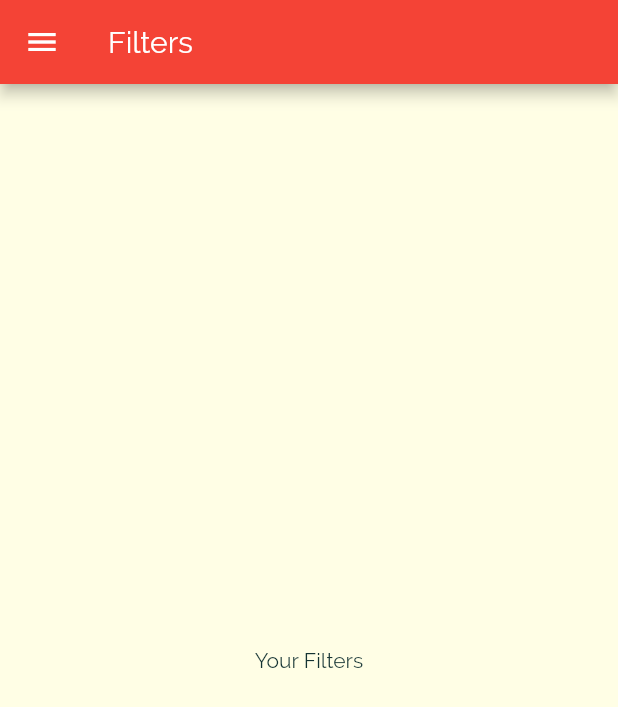
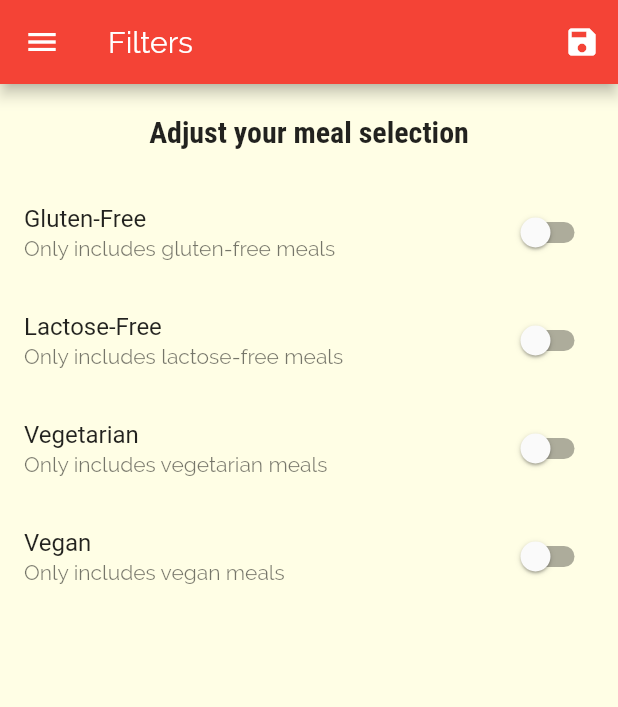
Before and after one commit to Gustaviusss/comida, a Flutter app: the FiltersScreen screen opened by its route, on a phone screen of 412 x 824 dp. Shown: the top 707 px of the screen. Run offline on Flutter 3.47's test engine with Material 2 defaults, Android fonts, the phone set to English and light mode, and no system bars.

Commit message:
added filters screen and functionality

```diff
--- a/lib/main.dart
+++ b/lib/main.dart
@@ -1,15 +1,53 @@
 import 'package:flutter/material.dart';
+
+import 'package:meals_app/data/dummy_data.dart';
 import 'package:meals_app/screens/filters_screen.dart';
 import 'package:meals_app/screens/tabs_screen.dart';
 
 import 'screens/meal_detail_screen.dart';
 import 'screens/category_meals_screen.dart';
 import './screens/tabs_screen.dart';
+import './models/meal.dart';
 void main() {
   runApp(MyApp());
 }
 
-class MyApp extends StatelessWidget {
+class MyApp extends StatefulWidget {
+  @override
+  _MyAppState createState() => _MyAppState();
+}
+
+class _MyAppState extends State<MyApp> {
+  Map<String, bool> _filters ={
+    'gluten': false,
+    'lactose': false,
+    'vegan': false,
+    'vegetarian': false,
+  };
+  List<Meal> _avaliableMeals = DUMMY_MEALS;
+
+  void _saveFilters(Map<String, bool> filterData){
+    setState(() {
+      _filters = filterData;
+
+      _avaliableMeals = DUMMY_MEALS.where((meal){
+        if(_filters['gluten'] && !meal.isGlutenFree){
+          return false;
+        }
+        if(_filters['lactose'] && !meal.isLactoseFree){
+          return false;
+        }
+        if(_filters['vegan'] && !meal.isVegan){
+          return false;
+        }
+        if(_filters['vegetarian'] && !meal.isVegetarian){
+          return false;
+        }
+        return true;
+      }).toList();
+    });
+  }
+
   @override
   Widget build(BuildContext context) {
     return MaterialApp(
@@ -34,9 +72,9 @@ class MyApp extends StatelessWidget {
         initialRoute: '/',
         routes: {
           '/': (ctx) => TabsScreen(),
-          CategoryMealsScreen.routeName: (ctx) => CategoryMealsScreen(),
+          CategoryMealsScreen.routeName: (ctx) => CategoryMealsScreen(_avaliableMeals),
           MealDetailScreen.routeName: (ctx) => MealDetailScreen(),
-          FiltersScreen.routeName:(ctx) => FiltersScreen(),
+          FiltersScreen.routeName:(ctx) => FiltersScreen(_saveFilters,_filters),
         });
   }
 }
--- a/lib/screens/filters_screen.dart
+++ b/lib/screens/filters_screen.dart
@@ -1,15 +1,79 @@
 import 'package:flutter/material.dart';
+import 'package:meals_app/screens/tabs_screen.dart';
 
 import '../widgets/main_drawer.dart';
 
-class FiltersScreen extends StatelessWidget {
+class FiltersScreen extends StatefulWidget {
   static const routeName = '/filters';
+  final Function _saveFilters;
+  final Map<String, bool> currentFilters;
+
+  FiltersScreen(this._saveFilters,this.currentFilters);
+
+  @override
+  _FiltersScreenState createState() => _FiltersScreenState();
+}
+
+class _FiltersScreenState extends State<FiltersScreen> {
+  bool _glutenFree = false;
+  bool _vegetarian = false;
+  bool _vegan = false;
+  bool _lactoseFree = false;
+
+  @override
+  void initState() {
+    _glutenFree = widget.currentFilters['gluten'];
+    _lactoseFree = widget.currentFilters['lactose'];
+    _vegetarian = widget.currentFilters['vegetarian'];
+    _vegan = widget.currentFilters['vegan'];
+    super.initState();
+
+  }
+
+  Widget _switchListTile(String title, String subtitle,bool controller,Function func){
+    return SwitchListTile(
+            title: Text(title),
+            subtitle: Text(subtitle),
+            value: controller,
+            onChanged:func
+    );
+  }
+
   @override
   Widget build(BuildContext context) {
     return Scaffold(
-      appBar: AppBar(title: Text('Filters')),
+      appBar: AppBar(
+        title: Text('Filters'),
+        actions:<Widget>[
+          IconButton(
+            icon: Icon(Icons.save),
+            onPressed: (){
+              final selectedFilters ={
+                'gluten': _glutenFree,
+                'lactose': _lactoseFree,
+                'vegan': _vegan,
+                'vegetarian': _vegetarian,
+              };
+              widget._saveFilters(selectedFilters);
+              Navigator.of(context).pushReplacementNamed('/');
+            })
+        ]
+      ),
       drawer: MainDrawer(),
-      body: Center(child: Text('Your Filters')),
+      body: Column(children: <Widget>[
+        Container(
+          padding: EdgeInsets.all(20),
+          child: Text('Adjust your meal selection',
+            style: Theme.of(context).textTheme.title,
+          )
+        ),
+        Expanded(child: ListView(children: <Widget>[
+          _switchListTile('Gluten-Free','Only includes gluten-free meals',_glutenFree,(newValue){setState((){_glutenFree = newValue;});}),
+          _switchListTile('Lactose-Free','Only includes lactose-free meals',_lactoseFree,(newValue){setState((){_lactoseFree = newValue;});}),
+          _switchListTile('Vegetarian','Only includes vegetarian meals',_vegetarian,(newValue){setState((){_vegetarian = newValue;});}),
+          _switchListTile('Vegan','Only includes vegan meals',_vegan,(newValue){setState((){_vegan = newValue;});}),
+        ],))
+      ],)
     );
   }
 }
--- a/lib/screens/meal_detail_screen.dart
+++ b/lib/screens/meal_detail_screen.dart
@@ -43,7 +43,7 @@ class _MealDetailScreenState extends State<MealDetailScreen> {
     }
     Widget _listContainer(){
       return Container(
-          height: (mediaQuery.size.height - mediaQuery.padding.top)*0.4,
+          height: (mediaQuery.size.height - mediaQuery.padding.top)*0.35,
           width: 300,
           margin: EdgeInsets.all(5),
           padding: EdgeInsets.all(10),
@@ -113,7 +113,9 @@ class _MealDetailScreenState extends State<MealDetailScreen> {
       ),
       floatingActionButton: FloatingActionButton(
         child: Icon(Icons.delete),
-        onPressed: (){},
+        onPressed: (){
+          Navigator.of(context).pop(mealId);
+        },
       ),
     );
   }
```
Also changed, not shown: lib/screens/category_meals_screen.dart (+54 -21 lines), lib/widgets/meal_item.dart (+13 -3 lines).
